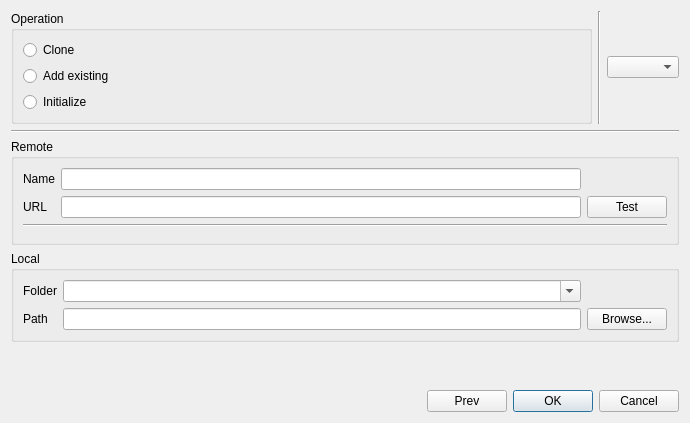
First picture: the form in src/AddRepositoryDialog.ui, repository soramimi/Guitar, before the edit.
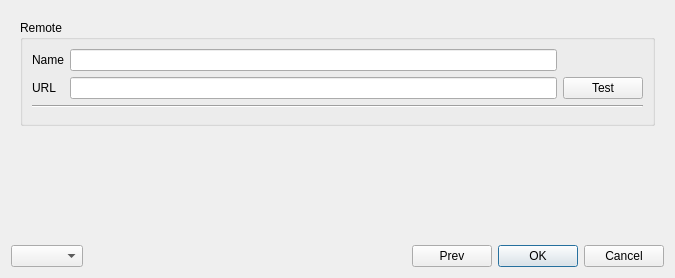
Second picture: the form after the edit. The open tabs and pages were chosen to show the change. Custom widgets are drawn as their Qt base class.

What changed in the file:
```diff
--- a/src/AddRepositoryDialog.ui
+++ b/src/AddRepositoryDialog.ui
@@ -6,16 +6,21 @@
    <rect>
     <x>0</x>
     <y>0</y>
-    <width>690</width>
-    <height>423</height>
+    <width>675</width>
+    <height>278</height>
    </rect>
   </property>
   <property name="windowTitle">
    <string>Add Repository</string>
   </property>
-  <layout class="QVBoxLayout" name="verticalLayout_2">
+  <layout class="QVBoxLayout" name="verticalLayout_6">
    <item>
-    <layout class="QHBoxLayout" name="horizontalLayout_3">
+    <widget class="QStackedWidget" name="stackedWidget">
+     <property name="currentIndex">
+      <number>0</number>
+     </property>
+     <widget class="QWidget" name="page_first">
+      <layout class="QVBoxLayout" name="verticalLayout_4">
      <item>
       <widget class="QGroupBox" name="groupBox">
        <property name="sizePolicy">
@@ -38,7 +43,7 @@
         <item>
          <widget class="QRadioButton" name="radioButton_add_existing">
           <property name="text">
-           <string>Add existing</string>
+             <string>Add e&amp;xisting</string>
           </property>
          </widget>
         </item>
@@ -53,24 +58,24 @@
       </widget>
      </item>
      <item>
-      <widget class="Line" name="line">
+        <spacer name="verticalSpacer_3">
        <property name="orientation">
-        <enum>Qt::Vertical</enum>
-       </property>
-      </widget>
-     </item>
-     <item>
-      <widget class="QComboBox" name="comboBox_search"/>
-     </item>
-    </layout>
-   </item>
-   <item>
-    <widget class="Line" name="line_3">
-     <property name="orientation">
-      <enum>Qt::Horizontal</enum>
-     </property>
-    </widget>
-   </item>
+          <enum>Qt::Orientation::Vertical</enum>
+         </property>
+         <property name="sizeHint" stdset="0">
+          <size>
+           <width>20</width>
+           <height>93</height>
+          </size>
+         </property>
+        </spacer>
+       </item>
+      </layout>
+     </widget>
+     <widget class="QWidget" name="page_remote">
+      <layout class="QVBoxLayout" name="verticalLayout_2">
+       <item>
+        <layout class="QHBoxLayout" name="horizontalLayout_2">
    <item>
     <widget class="QGroupBox" name="groupBox_remote">
      <property name="title">
@@ -128,6 +133,25 @@
      </layout>
     </widget>
    </item>
+        </layout>
+       </item>
+       <item>
+        <spacer name="verticalSpacer_2">
+         <property name="orientation">
+          <enum>Qt::Orientation::Vertical</enum>
+         </property>
+         <property name="sizeHint" stdset="0">
+          <size>
+           <width>20</width>
+           <height>68</height>
+          </size>
+         </property>
+        </spacer>
+       </item>
+      </layout>
+     </widget>
+     <widget class="QWidget" name="page_local">
+      <layout class="QVBoxLayout" name="verticalLayout_5">
    <item>
     <widget class="QGroupBox" name="groupBox_local">
      <property name="title">
@@ -169,20 +193,27 @@
     </widget>
    </item>
    <item>
-    <spacer name="verticalSpacer">
+        <spacer name="verticalSpacer_4">
      <property name="orientation">
       <enum>Qt::Vertical</enum>
      </property>
      <property name="sizeHint" stdset="0">
       <size>
        <width>20</width>
-       <height>27</height>
+           <height>95</height>
       </size>
      </property>
     </spacer>
+       </item>
+      </layout>
+     </widget>
+    </widget>
    </item>
    <item>
     <layout class="QHBoxLayout" name="horizontalLayout">
+     <item>
+      <widget class="QComboBox" name="comboBox_search"/>
+     </item>
      <item>
       <spacer name="horizontalSpacer">
        <property name="orientation">
@@ -225,6 +256,11 @@
   </layout>
  </widget>
  <customwidgets>
+  <customwidget>
+   <class>WorkingDirLineEdit</class>
+   <extends>QLineEdit</extends>
+   <header>WorkingDirLineEdit.h</header>
+  </customwidget>
   <customwidget>
    <class>RemoteAdvancedOptionWidget</class>
    <extends>QWidget</extends>
@@ -236,11 +272,6 @@
    <extends>QLineEdit</extends>
    <header>RepositoryUrlLineEdit.h</header>
   </customwidget>
-  <customwidget>
-   <class>WorkingDirLineEdit</class>
-   <extends>QLineEdit</extends>
-   <header>WorkingDirLineEdit.h</header>
-  </customwidget>
  </customwidgets>
  <tabstops>
   <tabstop>radioButton_add_existing</tabstop>
```
Left out of the diff: 10 changed lines with no effect on the pictures. Lines whose indentation alone changed are shown as unchanged.
